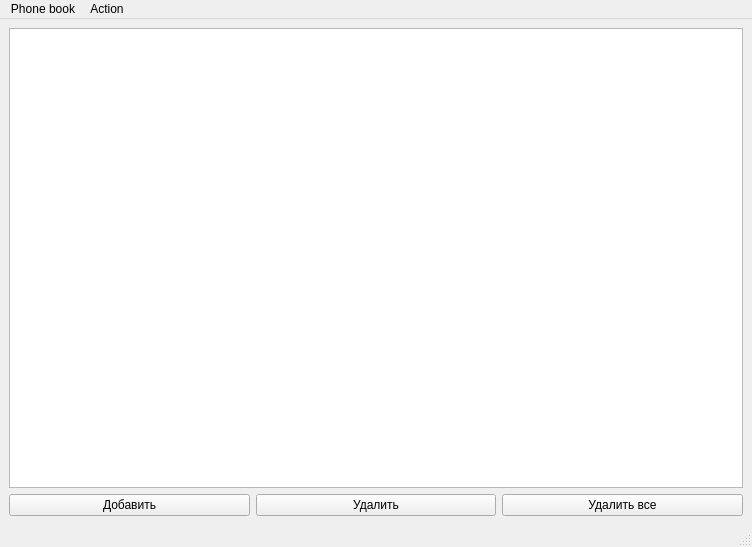
This is mainwindow.ui in Elzaaa/phone-book as Qt 5 draws it before an edit. The edited form follows.
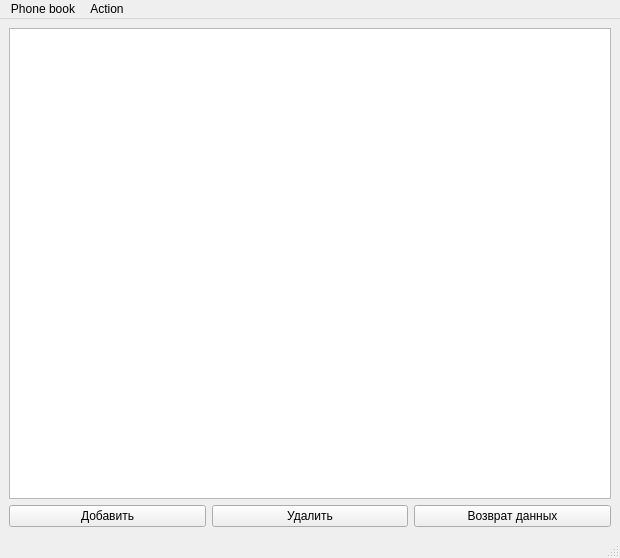
This is the edited form.

Commit message: Исправление ошибок и добавление доработок -Исправлена ошибка с чтением файла xml. Таблица заполняется корректно. -Добавлены ограничения на ввод чисел (день рождение, ограничение по Id) -Автоматическое заполнение колонки "День внесения". -Добавлена кнопка "Возврат данных" с возвратом начального состояния записной книжки -Приложен файл Users.xml в котором записаны 10 пользователей

The edit to the form file:
```diff
--- a/mainwindow.ui
+++ b/mainwindow.ui
@@ -6,8 +6,8 @@
    <rect>
     <x>0</x>
     <y>0</y>
-    <width>752</width>
-    <height>547</height>
+    <width>620</width>
+    <height>558</height>
    </rect>
   </property>
   <property name="windowTitle">
@@ -32,7 +32,7 @@
     <item row="1" column="2">
      <widget class="QPushButton" name="pushButton_3">
       <property name="text">
-       <string>Удалить все</string>
+       <string>Возврат данных</string>
       </property>
      </widget>
     </item>
@@ -46,7 +46,7 @@
     <rect>
      <x>0</x>
      <y>0</y>
-     <width>752</width>
+     <width>620</width>
      <height>21</height>
     </rect>
    </property>
```
Left out of the diff: 12 changed lines with no effect on the pictures. The commit also changes 6 other files.
